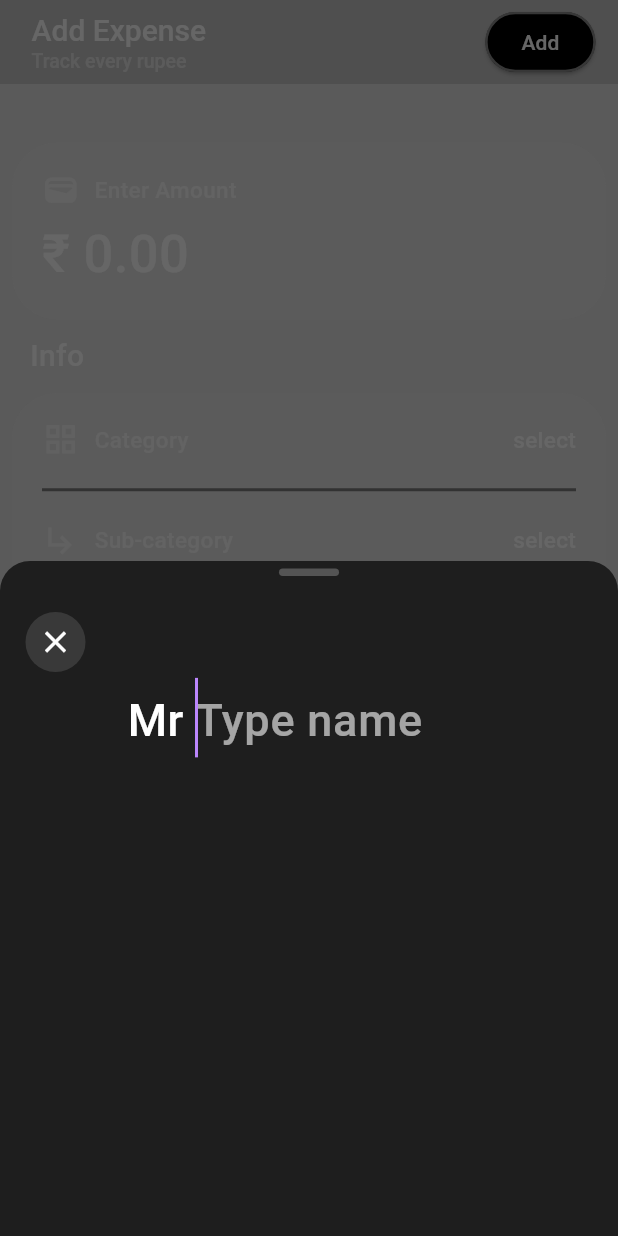
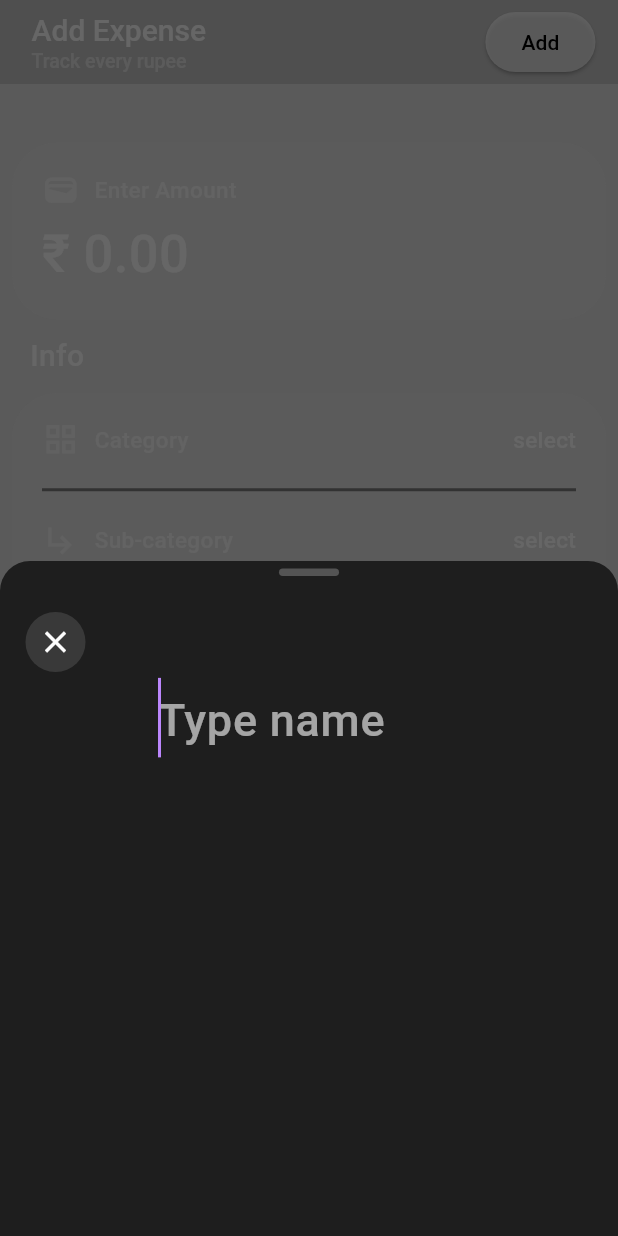
Before and after one commit to kumarmanish24-tech/MYPOCKET1, a Flutter app: the addexpence screen opened directly, after a tap on "shop name", on a phone screen of 412 x 824 dp. Run offline on Flutter 3.47's test engine with Material 3 defaults, Android fonts, the phone set to English and light mode, and no system bars; our stand-ins replace easy_stepper, flutter_card_swiper, lottie, table_calendar; missing offline and left inert: reel_text; network calls fail; project files that could hold a hidden picture were left out.

Commit message:
update shope name provider

```diff
--- a/lib/main.dart
+++ b/lib/main.dart
@@ -26,6 +26,7 @@ void main() {
       ChangeNotifierProvider(create: (_) => selectcategory()),
       ChangeNotifierProvider(create: (_) => selectsub_category()),
       ChangeNotifierProvider(create: (_) => select_paymentmethod()),
+      ChangeNotifierProvider(create: (_) => addshopename()),
 
       ChangeNotifierProvider(create: (_) => Receivedmoneyfrommethod()),
       ChangeNotifierProvider(create: (_) => ReceivedmoneyViamethod()),
--- a/lib/state_provider/provider_for_addexpense.dart
+++ b/lib/state_provider/provider_for_addexpense.dart
@@ -7,6 +7,17 @@ class addexpense with ChangeNotifier{
 
   void increse (String newvalue){
     _money = newvalue;
+    notifyListeners();
+  }
+
+}
+class addshopename with ChangeNotifier{
+
+  String _name = "None";
+  String get shopname => _name;
+
+  void shopenameadd (String newvalue){
+    _name = newvalue;
     notifyListeners();
   }
 
--- a/lib/ui/add_expance.dart
+++ b/lib/ui/add_expance.dart
@@ -2,6 +2,7 @@ import 'dart:math' as math;
 
 import 'package:flutter/cupertino.dart';
 import 'package:flutter/material.dart';
+import 'package:intl/intl.dart';
 import 'package:mypocket/state_provider/provider_for_addexpense.dart';
 import 'package:mypocket/ui/add_expance.dart';
 import 'package:mypocket/ui/component/glowingbutton.dart';
@@ -31,6 +32,8 @@ class addexpence extends StatefulWidget {
 }
 
 class _addexpenceState extends State<addexpence> {
+
+  DateTime now = DateTime.now();
 
 
 
@@ -1050,12 +1053,9 @@ class _addexpenceState extends State<addexpence> {
           Padding(
             padding: const EdgeInsets.only(right: 15.0),
             child: ElevatedButton(style: ElevatedButton.styleFrom(
-              backgroundColor: Colors.black, // Button background color
-              foregroundColor: Colors.white, // Text/icon color
-              side: const BorderSide(
-                color: Colors.white54, // Border color
-                width: 1.5,         // Border thickness
-              ),
+              backgroundColor: Colors.white70, // Button background color
+              foregroundColor: Colors.black, // Text/icon color
+
 
             )
                 ,
@@ -1327,7 +1327,8 @@ class _addexpenceState extends State<addexpence> {
                                     Padding(
                                       padding: const EdgeInsets.only(right: 10.0),
                                       child: Text(
-                                        "Sun, 4 October 2026",
+                                        "${DateFormat('dd-MMM-yyyy').format(_selectedDate ?? DateTime.now())}"
+                                        ,
                                         style: TextStyle(
                                           fontWeight: FontWeight.w500,
                                           color: Colors.white,
@@ -1376,7 +1377,7 @@ class _addexpenceState extends State<addexpence> {
                                     Padding(
                                       padding: const EdgeInsets.only(right: 10.0),
                                       child: Text(
-                                        "8:19 pm",
+                                        "${_selectedTime?.format(context) ?? DateFormat('hh:mm a').format(now) }",
                                         style: TextStyle(
                                           fontWeight: FontWeight.w500,
                                           color: Colors.white,
@@ -1566,17 +1567,19 @@ class _addexpenceState extends State<addexpence> {
                                       ],
                                     ),
                                     Spacer(),
-                                    Padding(
+                                    Consumer<addshopename>(builder: (context,shopename,child){
+                                      return Padding(
                                         padding: const EdgeInsets.only(right: 10.0),
                                         child: Text(
-                                        "Mohan Samose Wala",
+                                          "${shopename.shopname}",
                                           style: TextStyle(
                                             fontWeight: FontWeight.w500,
                                             color: Colors.white,
                                             fontSize: 15,
                                           ),
                                         ),
-                                    ),
+                                      );
+                                    }),
                                     SizedBox(width: 10),
                                   ],
                                 ),
@@ -1979,14 +1982,14 @@ class _addexpenceState extends State<addexpence> {
 
               Row(
                 children: [
-                  SizedBox(width: 80,),
+                  SizedBox(width: 100,),
 
                   Expanded(
                     child: TextField(
 
                       textInputAction: TextInputAction.done, // Shows the check/done button on the keyboard
                       onSubmitted: (value) {
-                        // Call your function here when the check button is clicked
+                        context.read<addshopename>().shopenameadd(value);
                         Navigator.pop(context);
                       },
 
@@ -1994,18 +1997,13 @@ class _addexpenceState extends State<addexpence> {
                       // Sets the style of the text the user types
                       style: const TextStyle(
                         fontSize: 35.0,                  // Large font size matching the image
-                        fontWeight: FontWeight.w500,     // Bold styling
+                        // fontWeight: FontWeight.w500,     // Bold styling
                         color: Colors.white,             // Adjust color to contrast with your background
                       ),
                        // Forces numeric keyboard for currency
                       decoration: InputDecoration(
                         // Places a non-editable Rupee symbol right before the input text
-                        prefixText: 'Mr ',
-                        prefixStyle: const TextStyle(
-                          fontSize: 30,
-                          fontWeight: FontWeight.w500,
-                          color: Colors.white,
-                        ),
+
                         hintText: 'Type name',                   // Placeholder when empty
                         hintStyle: const TextStyle(
                           fontSize: 30,
```
Lines whose indentation alone changed are shown as unchanged.
